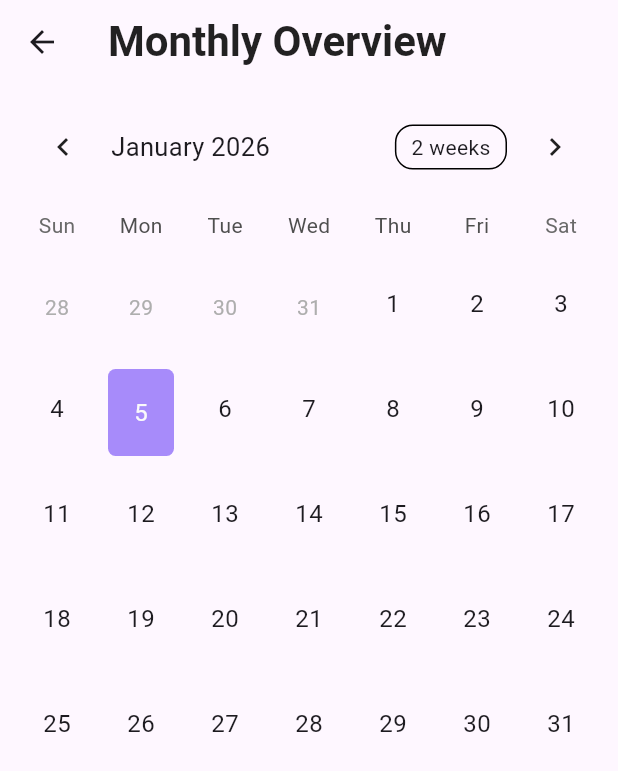
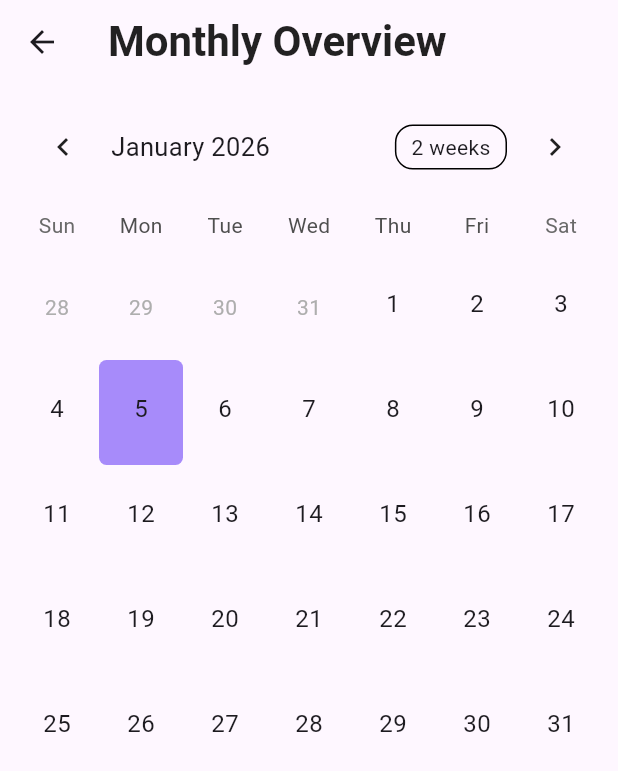
Before and after one commit to monica445/Mood-Jar-Flutter-App, a Flutter app: the CalendarView screen opened directly with empty values, on a phone screen of 412 x 824 dp. Shown: the top 771 px of the screen. Run offline on Flutter 3.47's test engine with Material 3 defaults, Android fonts, the light colour scheme and no system bars; drawn by our look-alikes of table_calendar; our stand-ins replace flutter_svg, shared_preferences, sqflite; accounts and stored records are empty.

Commit message:
everything is fixed

```diff
--- a/lib/ui/screens/calendar_view.dart
+++ b/lib/ui/screens/calendar_view.dart
@@ -16,6 +16,56 @@ class CalendarView extends StatefulWidget {
 class _CalendarViewState extends State<CalendarView> {
   DateTime _focusedDay = DateTime.now();
   DateTime _selectedDay = DateTime.now();
+
+  Widget _cellBuilder(DateTime day, {isSelected = false, isToday = false}){
+    MoodPerDay? moodDay;
+    try {
+      moodDay = widget.moodPerDays.firstWhere((d) =>
+          d.date.year == day.year &&
+          d.date.month == day.month &&
+          d.date.day == day.day);
+      } catch (_) {
+        moodDay = null;
+      }
+    final avgMood = moodDay?.getAvgMoodScale();
+    BoxDecoration? decoration;
+    if(isSelected){
+      decoration = BoxDecoration(
+        color: Color.fromRGBO(167, 139, 250, 1),
+        shape: BoxShape.rectangle,
+        borderRadius: BorderRadius.circular(5),
+      );
+    }
+    else if(isToday){
+      decoration = BoxDecoration(
+        color: Color.fromRGBO(250, 208, 137, 1),
+        shape: BoxShape.rectangle,
+        borderRadius: BorderRadius.circular(10),
+      );
+    }
+    return Container(
+      decoration: decoration,
+      child: Center(
+        child: Column(
+          mainAxisAlignment: MainAxisAlignment.center,
+          children: [
+            Text('${day.day}', style: TextStyle(fontSize: 16)),
+            SizedBox(height: 5),
+            if (avgMood != null)
+              SvgPicture.asset(
+                avgMood.icon,
+                colorFilter: ColorFilter.mode(
+                  avgMood.color,
+                  BlendMode.srcIn),
+                width: 20,
+                height: 20,
+            ),
+          ],
+        ),
+      ),
+    );
+
+  }
 
   @override
   Widget build(BuildContext context) {
@@ -49,50 +99,16 @@ class _CalendarViewState extends State<CalendarView> {
 
           Navigator.push(context, MaterialPageRoute(builder: (context) => MoodPerDayPage(moodPerDay: day)));
         },
-
-        calendarStyle: CalendarStyle(
-          selectedDecoration: BoxDecoration(
-            color: Color.fromRGBO(167, 139, 250, 1),
-            shape: BoxShape.rectangle,
-            borderRadius: BorderRadius.circular(5),
-          ),
-          todayDecoration: BoxDecoration(
-            color: Color.fromRGBO(250, 208, 137, 1),
-            shape: BoxShape.rectangle,
-            borderRadius: BorderRadius.circular(10),
-          ),
-        ),
         calendarBuilders: CalendarBuilders(
           defaultBuilder: (context, day, _){
-            MoodPerDay? moodDay;
-            try {
-              moodDay = widget.moodPerDays.firstWhere((d) =>
-                  d.date.year == day.year &&
-                  d.date.month == day.month &&
-                  d.date.day == day.day);
-            } catch (_) {
-              moodDay = null;
-            }
-          final avgMood = moodDay?.getAvgMoodScale();
-          return Center(
-            child: Column(
-              mainAxisAlignment: MainAxisAlignment.center,
-              children: [
-                Text('${day.day}', style: TextStyle(fontSize: 16)),
-                SizedBox(height: 5),
-                if (avgMood != null)
-                  SvgPicture.asset(
-                    avgMood.icon,
-                    colorFilter: ColorFilter.mode(
-                      avgMood.color,
-                      BlendMode.srcIn),
-                    width: 20,
-                    height: 20,
-                  ),
-              ],
-            ),
-            );
-          } ,
+            return _cellBuilder(day);
+          },
+          selectedBuilder: (context, day, _){
+            return _cellBuilder(day, isSelected: true);
+          },
+          todayBuilder: (context, day, _){
+            return _cellBuilder(day, isToday: true);
+          },
         ),
       ),
     ),
--- a/lib/ui/screens/mood_jar.dart
+++ b/lib/ui/screens/mood_jar.dart
@@ -93,6 +93,8 @@ class _MoodJarState extends State<MoodJar> {
     });
   }
 
+
+
   @override
   Widget build(BuildContext context) {
     return MaterialApp(
--- a/pubspec.yaml
+++ b/pubspec.yaml
@@ -41,6 +41,7 @@ dependencies:
   sqflite: ^2.4.2
   path: ^1.9.1
   sqflite_common_ffi: ^2.2.0
+  shared_preferences: ^2.5.4
 
 
 dev_dependencies:
```
Also changed, not shown: lib/data/repository/user_shared_preference.dart (added, +24 -0 lines), lib/ui/components/mood_reflection_sheet.dart (+17 -1 lines), lib/ui/screens/dashboard.dart (+95 -12 lines), lib/ui/screens/onboarding_detail.dart (+10 -1 lines), lib/ui/screens/slash.dart (+19 -5 lines), pubspec.lock, 1 other file.
